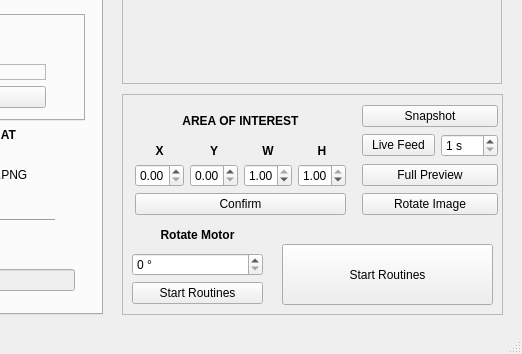
Old version of the form _ui/FlashLapse_CP.ui in the repository CoSE-Jerry/Flashlapse_NEO; both pictures show x 478 to 1000 and y 316 to 670 of the 1000 by 670 pixel window.
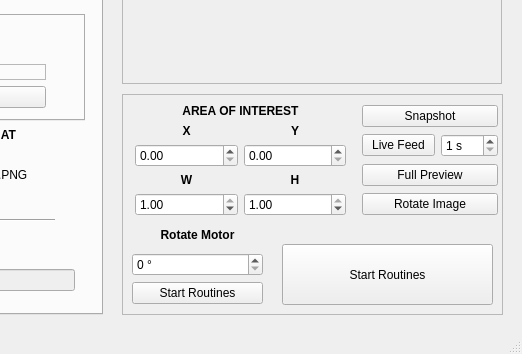
New version of the form. Icons and pictures are not drawn.

Diff of the .ui file:
```diff
--- a/_ui/FlashLapse_CP.ui
+++ b/_ui/FlashLapse_CP.ui
@@ -1643,36 +1643,13 @@
           </property>
          </widget>
         </item>
-        <item row="1" column="2">
-         <widget class="QLabel" name="AOIW_label">
-          <property name="text">
-           <string>&lt;html&gt;&lt;head/&gt;&lt;body&gt;&lt;p align=&quot;center&quot;&gt;&lt;span style=&quot; font-weight:600;&quot;&gt;W&lt;/span&gt;&lt;/p&gt;&lt;/body&gt;&lt;/html&gt;</string>
-          </property>
-         </widget>
-        </item>
-        <item row="2" column="2">
-         <widget class="QDoubleSpinBox" name="AOIW_doubleSpinBox">
+        <item row="2" column="1">
+         <widget class="QDoubleSpinBox" name="AOIY_doubleSpinBox">
           <property name="maximum">
            <double>1.000000000000000</double>
           </property>
           <property name="singleStep">
            <double>0.100000000000000</double>
-          </property>
-          <property name="value">
-           <double>1.000000000000000</double>
-          </property>
-         </widget>
-        </item>
-        <item row="2" column="3">
-         <widget class="QDoubleSpinBox" name="AOIH_doubleSpinBox">
-          <property name="maximum">
-           <double>1.000000000000000</double>
-          </property>
-          <property name="singleStep">
-           <double>0.100000000000000</double>
-          </property>
-          <property name="value">
-           <double>1.000000000000000</double>
           </property>
          </widget>
         </item>
@@ -1690,35 +1667,48 @@
           </property>
          </widget>
         </item>
-        <item row="2" column="1">
-         <widget class="QDoubleSpinBox" name="AOIY_doubleSpinBox">
-          <property name="maximum">
-           <double>1.000000000000000</double>
-          </property>
-          <property name="singleStep">
-           <double>0.100000000000000</double>
-          </property>
-         </widget>
-        </item>
-        <item row="1" column="3">
+        <item row="5" column="1">
          <widget class="QLabel" name="AOIH_label">
           <property name="text">
            <string>&lt;html&gt;&lt;head/&gt;&lt;body&gt;&lt;p align=&quot;center&quot;&gt;&lt;span style=&quot; font-weight:600;&quot;&gt;H&lt;/span&gt;&lt;/p&gt;&lt;/body&gt;&lt;/html&gt;</string>
           </property>
          </widget>
         </item>
+        <item row="6" column="1">
+         <widget class="QDoubleSpinBox" name="AOIH_doubleSpinBox">
+          <property name="maximum">
+           <double>1.000000000000000</double>
+          </property>
+          <property name="singleStep">
+           <double>0.100000000000000</double>
+          </property>
+          <property name="value">
+           <double>1.000000000000000</double>
+          </property>
+         </widget>
+        </item>
+        <item row="5" column="0">
+         <widget class="QLabel" name="AOIW_label">
+          <property name="text">
+           <string>&lt;html&gt;&lt;head/&gt;&lt;body&gt;&lt;p align=&quot;center&quot;&gt;&lt;span style=&quot; font-weight:600;&quot;&gt;W&lt;/span&gt;&lt;/p&gt;&lt;/body&gt;&lt;/html&gt;</string>
+          </property>
+         </widget>
+        </item>
+        <item row="6" column="0">
+         <widget class="QDoubleSpinBox" name="AOIW_doubleSpinBox">
+          <property name="maximum">
+           <double>1.000000000000000</double>
+          </property>
+          <property name="singleStep">
+           <double>0.100000000000000</double>
+          </property>
+          <property name="value">
+           <double>1.000000000000000</double>
+          </property>
+         </widget>
+        </item>
        </layout>
       </item>
-      <item>
-       <widget class="QPushButton" name="AOI_pushButton">
-        <property name="enabled">
-         <bool>true</bool>
-        </property>
-        <property name="text">
-         <string>Confirm</string>
-        </property>
-       </widget>
-      </item>
      </layout>
     </widget>
     <widget class="QPushButton" name="startRoutines_pushButton">
```
